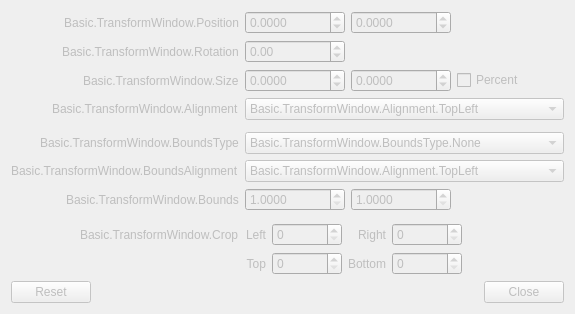
First picture: the form in UI/forms/OBSBasicTransform.ui, repository WizardCM/obs-studio, before the edit.
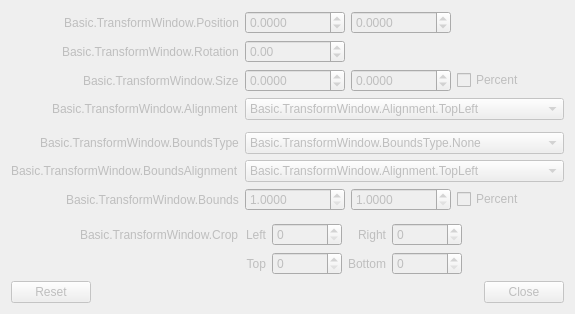
Second picture: the form after the edit.

Commit message:
UI: Add toggle for transforming bounds in percent
Based on the size of the source

The edit to the form file:
```diff
--- a/UI/forms/OBSBasicTransform.ui
+++ b/UI/forms/OBSBasicTransform.ui
@@ -478,6 +478,16 @@
           </property>
          </widget>
         </item>
+        <item>
+         <widget class="QCheckBox" name="boundsPercent">
+          <property name="text">
+           <string>Percent</string>
+          </property>
+          <property name="checked">
+           <bool>false</bool>
+          </property>
+         </widget>
+        </item>
        </layout>
       </widget>
      </item>
```
The commit also changes 2 other files.
